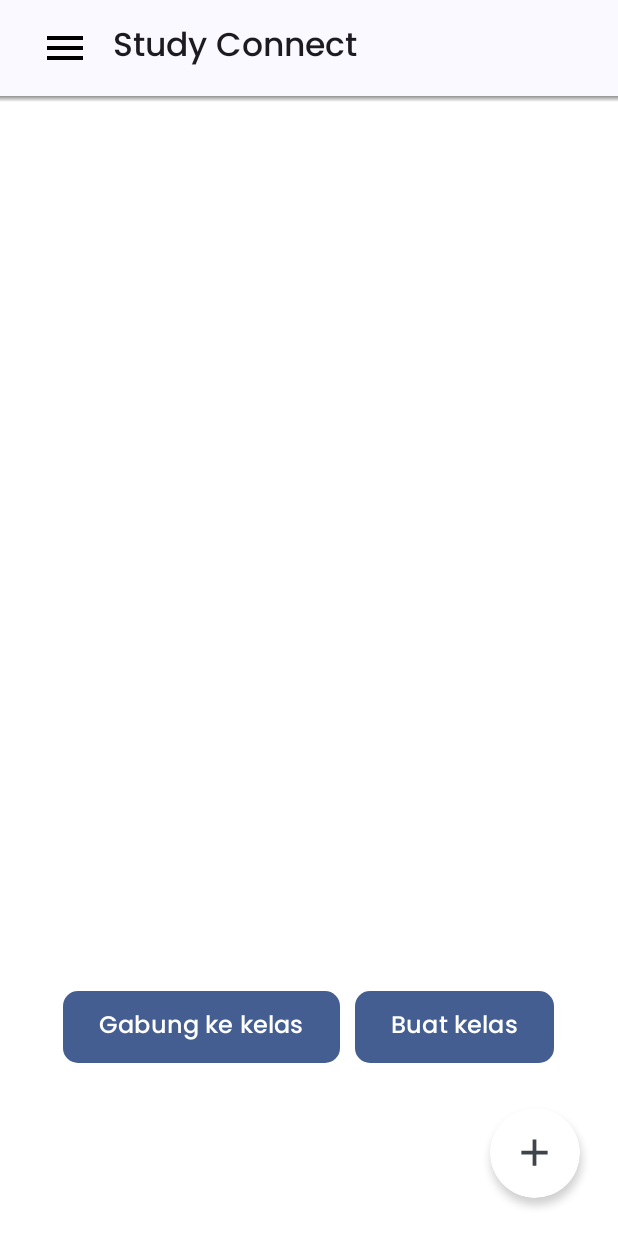
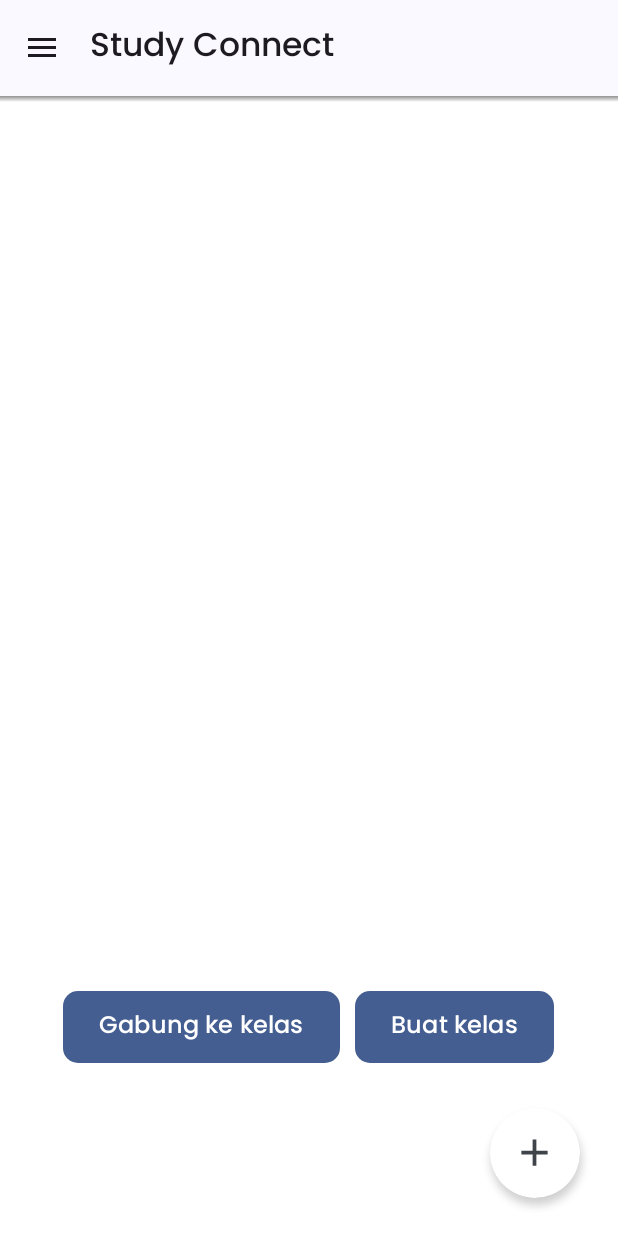
Before and after one commit to Zierch/StudyConnect, an Android app: the Drawer screen opened directly, with no data from a screen before it, in the side drawer, after a tap on "Notifikasi", on a phone screen of 412 x 824 dp. Run offline under Robolectric (Android 15) with nearby library versions, the phone set to English and light mode, and no system bars; our stand-ins replace Dagger/Hilt's generated code; 4 statements that could not run were skipped.

Commit message:
Fix Login, Register

```diff
--- a/app/src/main/java/com/example/studyconnect/ui/auth/SignInActivity.java
+++ b/app/src/main/java/com/example/studyconnect/ui/auth/SignInActivity.java
@@ -84,6 +84,7 @@ public class SignInActivity extends AppCompatActivity {
             @Override
             public void onClick(View v) {
                 binding.btnSign.setEnabled(false);
+                binding.tvSign.setEnabled(false);
                 check();
             }
         });
@@ -91,8 +92,7 @@ public class SignInActivity extends AppCompatActivity {
         binding.tvSign.setOnClickListener(new View.OnClickListener() {
             @Override
             public void onClick(View v) {
-                Intent intent = new Intent(SignInActivity.this, SignUpActivity.class);
-                startActivity(intent);
+                Helper.startActivity(SignUpActivity.class, SignInActivity.this);
             }
         });
     }
@@ -116,6 +116,7 @@ public class SignInActivity extends AppCompatActivity {
 
         if (!check) {
             binding.btnSign.setEnabled(true);
+            binding.tvSign.setEnabled(true);
         } else {
             viewModel.signIn(email, password);
         }
--- a/app/src/main/java/com/example/studyconnect/ui/home/Drawer.java
+++ b/app/src/main/java/com/example/studyconnect/ui/home/Drawer.java
@@ -3,17 +3,25 @@ package com.example.studyconnect.ui.home;
 import android.os.Bundle;
 import android.os.PersistableBundle;
 import android.view.MenuItem;
+import android.view.View;
+import android.widget.Toast;
 
 import androidx.annotation.NonNull;
 import androidx.annotation.Nullable;
+import androidx.appcompat.app.ActionBar;
+import androidx.appcompat.app.ActionBarDrawerToggle;
 import androidx.appcompat.app.AppCompatActivity;
+import androidx.appcompat.widget.Toolbar;
+import androidx.core.view.GravityCompat;
 import androidx.drawerlayout.widget.DrawerLayout;
 import androidx.fragment.app.Fragment;
 import androidx.fragment.app.FragmentManager;
 import androidx.fragment.app.FragmentTransaction;
+import androidx.lifecycle.ViewModelProvider;
 
 import com.example.studyconnect.R;
 import com.example.studyconnect.databinding.ActivityDrawerBinding;
+import com.example.studyconnect.ui.auth.AuthViewModel;
 import com.google.android.material.navigation.NavigationView;
 
 import dagger.hilt.android.AndroidEntryPoint;
@@ -23,6 +31,8 @@ public class Drawer extends AppCompatActivity {
     private ActivityDrawerBinding binding;
     private DrawerLayout drawerLayout;
     private NavigationView navigationView;
+    private ActionBarDrawerToggle toggle;
+    private AuthViewModel viewModel;
 
     @Override
     public void onCreate(@Nullable Bundle savedInstanceState) {
@@ -30,6 +40,7 @@ public class Drawer extends AppCompatActivity {
         binding = ActivityDrawerBinding.inflate(getLayoutInflater());
         setContentView(binding.getRoot());
 
+        viewModel = new ViewModelProvider(this).get(AuthViewModel.class);
         drawerLayout = binding.drawerLayout;
         navigationView = binding.navDrawer;
 
@@ -38,7 +49,7 @@ public class Drawer extends AppCompatActivity {
 
     private void initView() {
 //        Default fragment
-        replaceFragment(new HomeFragment(), "home");
+        replaceFragment(new HomeFragment());
 
 
         navigationView.setNavigationItemSelectedListener(new NavigationView.OnNavigationItemSelectedListener() {
@@ -47,7 +58,15 @@ public class Drawer extends AppCompatActivity {
                 int selected = item.getItemId();
 
                 if (selected == R.id.home) {
-                    replaceFragment(new HomeFragment(), "home");
+                    replaceFragment(new HomeFragment());
+                } else if (selected == R.id.notification) {
+                    Toast.makeText(Drawer.this, "404 Not Found", Toast.LENGTH_SHORT).show();
+                } else if (selected == R.id.archived) {
+                    Toast.makeText(Drawer.this, "404 Not Found", Toast.LENGTH_SHORT).show();
+                } else if (selected == R.id.setting) {
+                    Toast.makeText(Drawer.this, "404 Not Found", Toast.LENGTH_SHORT).show();
+                } else if (selected == R.id.logout) {
+                    viewModel.logout();
                 }
 
                 drawerLayout.closeDrawer(navigationView);
@@ -56,10 +75,33 @@ public class Drawer extends AppCompatActivity {
         });
     }
 
-    private void replaceFragment(Fragment fragment, String tag) {
+    private void replaceFragment(Fragment fragment) {
         FragmentManager fragmentManager = getSupportFragmentManager();
         FragmentTransaction fragmentTransaction = fragmentManager.beginTransaction();
-        fragmentTransaction.replace(R.id.frame_layout, fragment, tag);
+        fragmentTransaction.replace(R.id.frame_layout, fragment);
         fragmentTransaction.commit();
+
+        fragmentTransaction.runOnCommit(() -> {
+            // Set toolbar dari fragment aktif
+            setToolbar(fragment);
+        });
+    }
+
+    private void setToolbar(Fragment fragment) {
+        View view = fragment.getView();
+        if (view != null) {
+            Toolbar toolbar = view.findViewById(R.id.toolbar);
+            if (toolbar != null) {
+                setSupportActionBar(toolbar);
+
+                // Setup DrawerToggle
+                toggle = new ActionBarDrawerToggle(this, drawerLayout, toolbar, R.string.drawer_open, R.string.drawer_close);
+                drawerLayout.addDrawerListener(toggle);
+                toggle.syncState();
+
+                // OnClick Listener untuk membuka Drawer
+                toolbar.setNavigationOnClickListener(v -> drawerLayout.openDrawer(GravityCompat.START));
+            }
+        }
     }
 }
--- a/app/src/main/java/com/example/studyconnect/utils/SharedPreferencesManager.java
+++ b/app/src/main/java/com/example/studyconnect/utils/SharedPreferencesManager.java
@@ -34,4 +34,9 @@ public class SharedPreferencesManager {
     public int getData(String key, int defaultValue) {
         return sharedPreferences.getInt(key, defaultValue);
     }
+
+    public void removeData() {
+        editor.clear();
+        editor.apply();
+    }
 }
--- a/app/src/main/res/layout/activity_sign_up.xml
+++ b/app/src/main/res/layout/activity_sign_up.xml
@@ -151,7 +151,7 @@
             style="@style/TextSemiBold"
             android:layout_width="wrap_content"
             android:layout_height="wrap_content"
-            android:text="Don't have an account ?"
+            android:text="Already have an account ?"
             android:textColor="@color/black"
             android:textSize="15dp" />
 
@@ -161,7 +161,7 @@
             android:layout_width="wrap_content"
             android:layout_height="wrap_content"
             android:layout_marginLeft="5dp"
-            android:text="@string/txt_sign_up"
+            android:text="@string/txt_sign_in"
             android:textColor="@color/md_theme_onPrimaryFixedVariant"
             android:textSize="15dp" />
     </LinearLayout>
--- a/app/src/main/res/layout/fragment_home.xml
+++ b/app/src/main/res/layout/fragment_home.xml
@@ -12,7 +12,6 @@
         android:layout_width="match_parent"
         android:layout_height="wrap_content"
         android:background="@color/md_theme_background"
-        android:paddingStart="15dp"
         android:theme="@style/ThemeOverlay.AppCompat.ActionBar"
         app:navigationIcon="@drawable/ic_menu"
         app:title="Study Connect"
--- a/app/src/main/res/layout/fragment_student_list.xml
+++ b/app/src/main/res/layout/fragment_student_list.xml
@@ -12,7 +12,6 @@
         android:layout_width="match_parent"
         android:layout_height="wrap_content"
         android:background="@color/md_theme_background"
-        android:paddingStart="15dp"
         android:theme="@style/ThemeOverlay.AppCompat.ActionBar"
         app:navigationIcon="@drawable/ic_menu"
         app:title="@string/text_nama_kelas"
@@ -35,7 +34,7 @@
             android:layout_height="35dp"
             android:layout_gravity="end"
             android:layout_marginEnd="15dp"
-            android:background="@drawable/ic_dashboard_black_24dp"
+            android:background="@drawable/ic_setting"
             android:backgroundTint="@color/black"
             android:contentDescription="@string/text_settings" />
     </androidx.appcompat.widget.Toolbar>
--- a/app/src/main/res/layout/item_kelas.xml
+++ b/app/src/main/res/layout/item_kelas.xml
@@ -3,9 +3,9 @@
     xmlns:app="http://schemas.android.com/apk/res-auto"
     android:layout_width="match_parent"
     android:layout_height="wrap_content"
-    app:cardCornerRadius="15dp"
+    app:cardCornerRadius="10dp"
     app:cardElevation="4dp"
-    android:layout_marginBottom="16dp"
+    android:layout_marginBottom="10dp"
     app:strokeColor="@color/black">
 
     <LinearLayout
--- a/app/src/main/res/menu/nav_drawer.xml
+++ b/app/src/main/res/menu/nav_drawer.xml
@@ -11,14 +11,14 @@
             android:title="Notifikasi" />
     </group>
 
-    <group android:id="@+id/classes">
-        <item
-            android:id="@+id/kelas1"
-            android:title="Kelas A" />
-        <item
-            android:id="@+id/kelas2"
-            android:title="Kelas B" />
-    </group>
+<!--    <group android:id="@+id/classes">-->
+<!--        <item-->
+<!--            android:id="@+id/kelas1"-->
+<!--            android:title="Kelas A" />-->
+<!--        <item-->
+<!--            android:id="@+id/kelas2"-->
+<!--            android:title="Kelas B" />-->
+<!--    </group>-->
 
     <group android:id="@+id/submain">
         <item
--- a/app/src/main/res/values/strings.xml
+++ b/app/src/main/res/values/strings.xml
@@ -3,6 +3,8 @@
     <string name="txt_sign_in">Sign In</string>
     <string name="txt_sign_up">Sign Up</string>
     <string name="text_profile">Profile</string>
+    <string name="drawer_open">Drawer Opened</string>
+    <string name="drawer_close">Drawer Closed</string>
     <string name="text_gabung_ke_kelas">Gabung ke kelas</string>
     <string name="text_buat_kelas">Buat kelas</string>
     <string name="text_add">Add</string>
```
Also changed, not shown: app/src/main/java/com/example/studyconnect/ui/auth/AuthViewModel.java (+28 -1 lines), app/src/main/java/com/example/studyconnect/ui/auth/SignUpActivity.java (+22 -7 lines).
